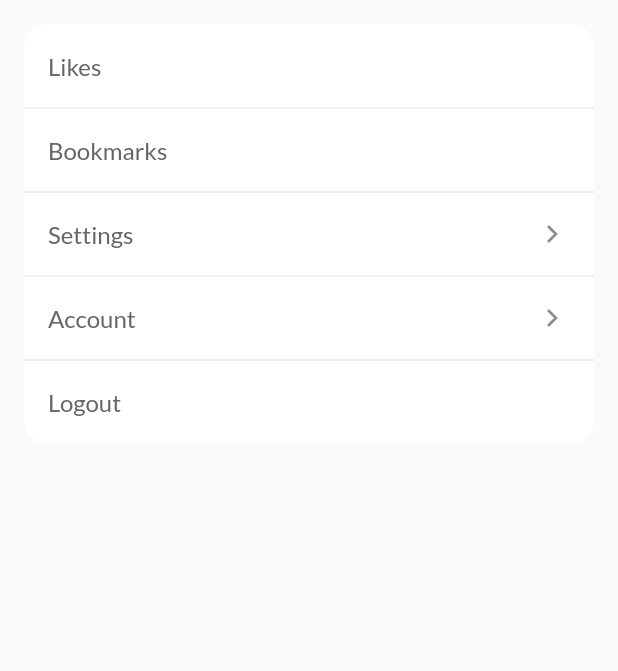
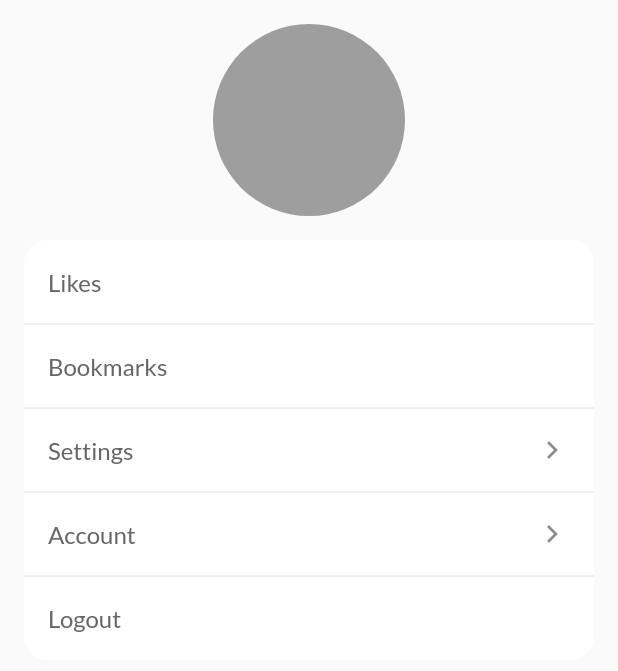
Before and after one commit to tomlaws/hikee, a Flutter app: the ProfileScreen widget shown alone on an empty page, opened directly, on a phone screen of 412 x 824 dp. Shown: the top 671 px of the screen. Run offline on Flutter 3.47's test engine with Material 2 defaults, Android fonts, the phone set to English and light mode, and no system bars; our stand-ins replace cached_network_image, carousel_slider, csv, fl_chart, flutter_rating_bar, flutter_secure_storage and 11 more; missing offline and left inert: flutter_polyline_points, geolocator_web, image_picker_for_web, shared_preferences_web; accounts and stored records are empty; network calls fail.

```diff
--- a/lib/generated_plugin_registrant.dart
+++ b/lib/generated_plugin_registrant.dart
@@ -5,6 +5,7 @@
 // ignore_for_file: lines_longer_than_80_chars
 
 import 'package:geolocator_web/geolocator_web.dart';
+import 'package:image_picker_for_web/image_picker_for_web.dart';
 import 'package:shared_preferences_web/shared_preferences_web.dart';
 import 'package:url_launcher_web/url_launcher_web.dart';
 
@@ -13,6 +14,7 @@ import 'package:flutter_web_plugins/flutter_web_plugins.dart';
 // ignore: public_member_api_docs
 void registerPlugins(Registrar registrar) {
   GeolocatorPlugin.registerWith(registrar);
+  ImagePickerPlugin.registerWith(registrar);
   SharedPreferencesPlugin.registerWith(registrar);
   UrlLauncherPlugin.registerWith(registrar);
   registrar.registerMessageHandler();
--- a/lib/screens/account.dart
+++ b/lib/screens/account.dart
@@ -1,3 +1,5 @@
+import 'dart:io';
+
 import 'package:flutter/cupertino.dart';
 import 'package:flutter/material.dart';
 import 'package:flutter/widgets.dart';
@@ -7,6 +9,7 @@ import 'package:hikee/components/protected.dart';
 import 'package:hikee/models/auth.dart';
 import 'package:hikee/screens/account/bookmarks.dart';
 import 'package:hikee/utils/dialog.dart';
+import 'package:image_picker/image_picker.dart';
 import 'package:provider/provider.dart';
 
 class ProfileScreen extends StatefulWidget {
@@ -20,6 +23,7 @@ class _ProfileScreenState extends State<ProfileScreen> {
   ValueNotifier<List<Column>> _options = ValueNotifier([]);
   ValueNotifier<double> _page = ValueNotifier(0);
   PageController _pageController = PageController();
+  File? _avatar;
 
   @override
   void dispose() {
@@ -63,7 +67,35 @@ class _ProfileScreenState extends State<ProfileScreen> {
       child: ListView(
         scrollDirection: Axis.vertical,
         shrinkWrap: true,
-        children: [_list(_operations)],
+        children: [
+          Container(
+            height: 16,
+          ),
+          Column(mainAxisSize: MainAxisSize.min, children: [
+            GestureDetector(
+              onTap: () async {
+                final ImagePicker _picker = ImagePicker();
+                final XFile? image =
+                    await _picker.pickImage(source: ImageSource.gallery);
+                if (image == null) return;
+                setState(() {
+                  _avatar = File(image.path);
+                });
+              },
+              child: Container(
+                height: 128,
+                width: 128,
+                decoration: BoxDecoration(
+                    image: _avatar == null
+                        ? null
+                        : DecorationImage(image: FileImage(_avatar!)),
+                    color: Colors.grey,
+                    borderRadius: BorderRadius.circular(64)),
+              ),
+            ),
+          ]),
+          _list(_operations)
+        ],
       ),
     );
   }
--- a/pubspec.yaml
+++ b/pubspec.yaml
@@ -47,6 +47,7 @@ dependencies:
   jwt_decoder: ^2.0.1
   flutter_secure_storage: ^4.2.1
   routemaster: ^0.10.0-dev2
+  image_picker: ^0.8.3+2
 
 dev_dependencies:
   flutter_test:
```
Also changed, not shown: pubspec.lock, 1 other file.
